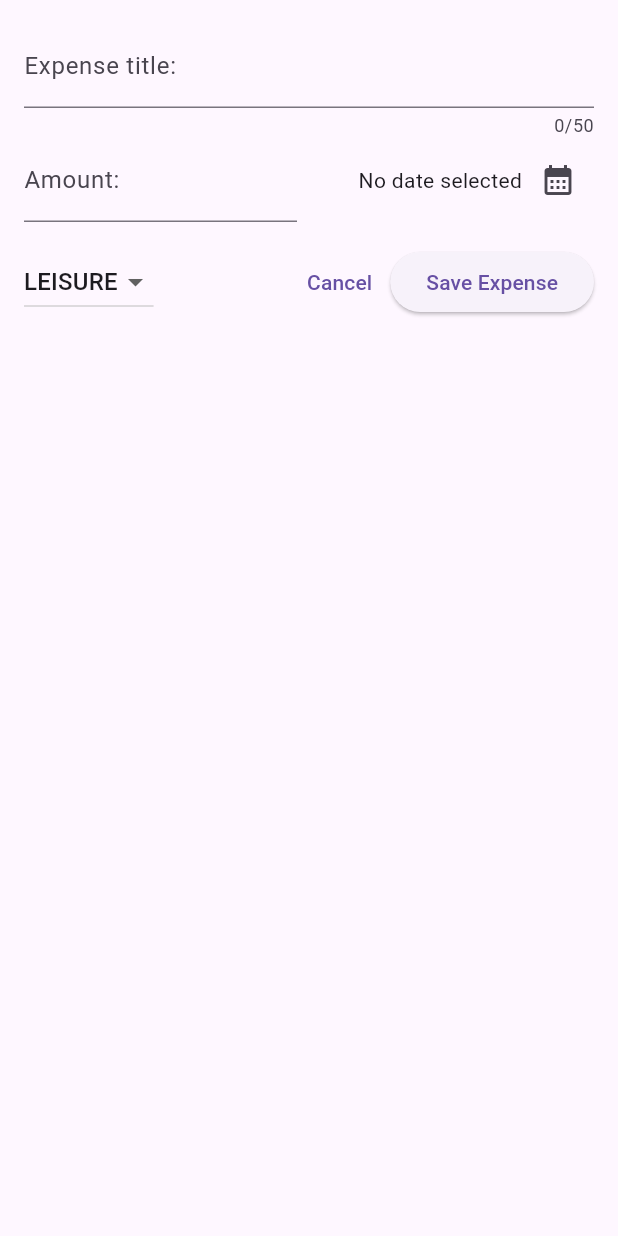
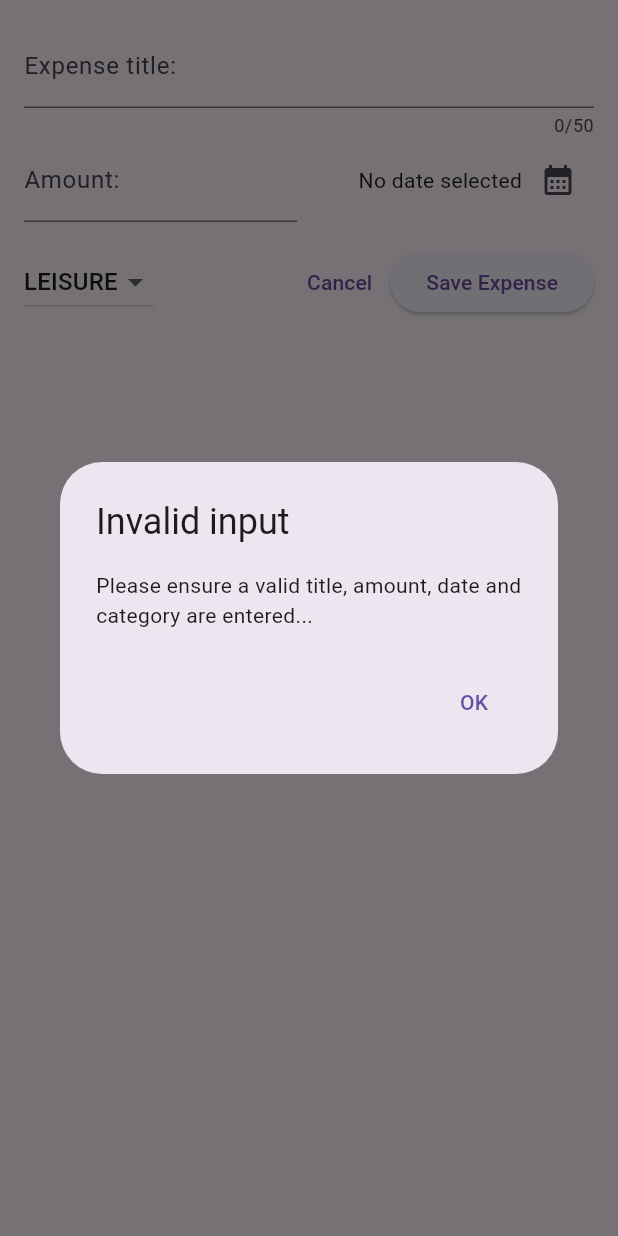
Before and after one commit to ThawedBuffalo/fdcg_05-expense-tracker, a Flutter app: the NewExpense widget shown alone on an empty page, opened directly, after a tap on "Save Expense", on a phone screen of 412 x 824 dp. Run offline on Flutter 3.47's test engine with Material 3 defaults, Android fonts, the phone set to English and light mode, and no system bars.

Commit message:
section 5: chapter 22

```diff
--- a/lib/widgets/new_expense.dart
+++ b/lib/widgets/new_expense.dart
@@ -24,6 +24,31 @@ class _NewExpenseState extends State<NewExpense> {
     setState(() {
       _selectedDate = pickedDate;
     });
+  }
+
+  void _submitExpenseData() {
+    // input validation
+    final enteredAmount = double.tryParse(_expenseController.text);
+    final amountIsInvalid = enteredAmount == null || enteredAmount <= 0;
+    if (_titleController.text.trim().isEmpty ||
+        amountIsInvalid ||
+        _selectedDate == null) {
+      showDialog(context: context, builder: (ctx) => AlertDialog(
+        title: const Text('Invalid input'),
+        content: const Text(
+          'Please ensure a valid title, amount, date and category are entered...'),
+        actions: [
+          TextButton(
+              onPressed: () {
+                Navigator.pop(ctx);
+              },
+            child: const  Text('OK'),
+          )
+        ],
+      ),
+      );
+      return;
+    }
   }
 
   @override
@@ -109,10 +134,7 @@ class _NewExpenseState extends State<NewExpense> {
                 child: const Text('Cancel'),
               ),
               ElevatedButton(
-                onPressed: () {
-                  print(_titleController.text);
-                  print(_expenseController.text);
-                },
+                onPressed: _submitExpenseData,
                 child: const Text('Save Expense'),
               ),
             ],
```
